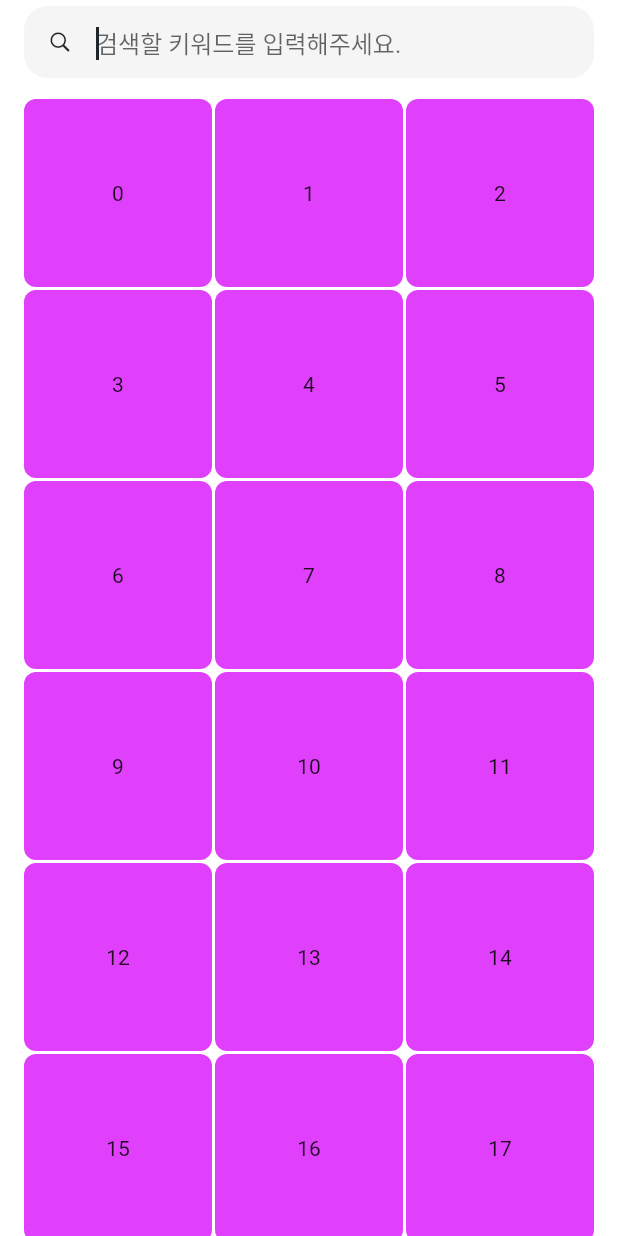
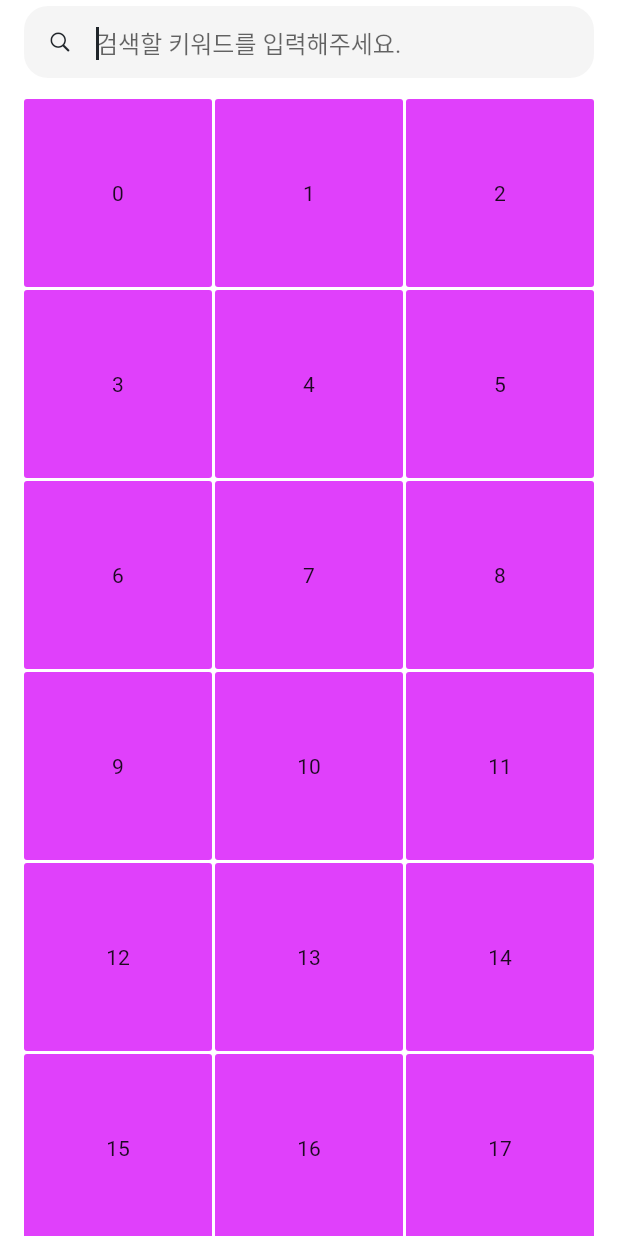
Before and after one commit to adbr-dev/flutter_getx_mvvm, a Flutter app: the screen it shows after launch, on a phone screen of 412 x 824 dp. Run offline on Flutter 3.47's test engine with Material 2 defaults, Android fonts, the phone set to English and light mode, and no system bars; our stand-ins replace get.

Commit message:
feat: change box radius style

```diff
--- a/lib/presentation/features/photos/photos_page.dart
+++ b/lib/presentation/features/photos/photos_page.dart
@@ -31,7 +31,7 @@ class PhotosPage extends GetView<PhotosController> {
           itemCount: 300,
           itemBuilder: (_, index) {
             return ClipRRect(
-              borderRadius: BorderRadius.circular(8.0),
+              borderRadius: BorderRadius.circular(2.0),
               child: Container(
                 color: Colors.purpleAccent,
                 child: Center(
```
